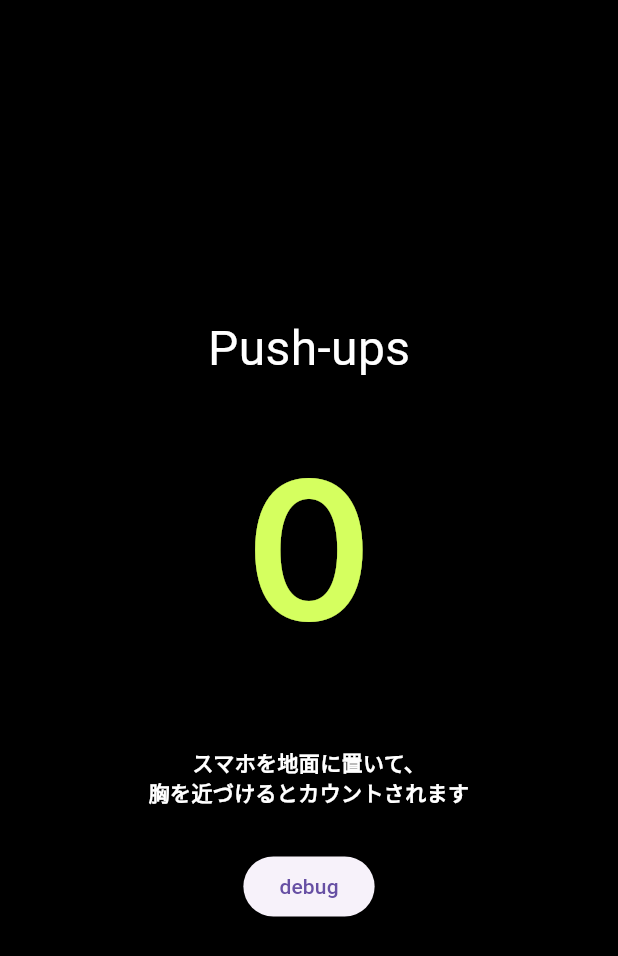
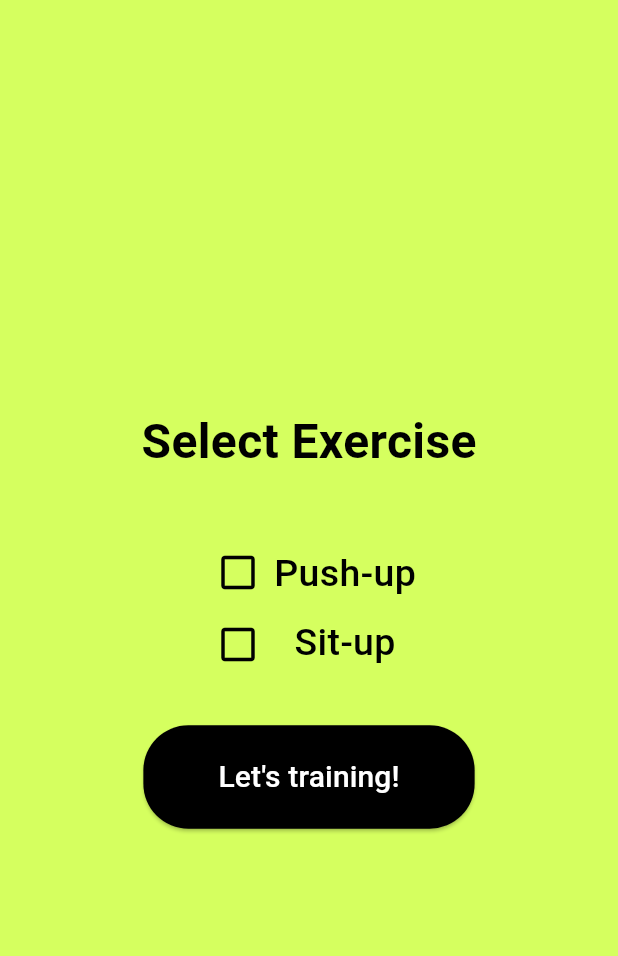
Before and after one commit to itomo2/push-app, a Flutter app: the screen it shows after launch, after a tap on "Start", on a phone screen of 412 x 824 dp. Shown: the top 956 px of the screen. Run offline on Flutter 3.47's test engine with Material 3 defaults, Android fonts, the phone set to English and light mode, and no system bars; our stand-ins replace hive, hive_flutter, table_calendar; missing offline and left inert: proximity_sensor; accounts and stored records are empty; Roboto replaces fonts that are missing (Inter).

Commit message:
種目選択画面を作りました

```diff
--- a/push_app/lib/main.dart
+++ b/push_app/lib/main.dart
@@ -149,6 +149,9 @@ class Calendar extends StatefulWidget { // カレンダー画面（状態を持
 }
 
 class _CalendarState extends State<Calendar> { // Calendar画面の状態管理クラス
+
+
+
   DateTime _focusedDay = DateTime.now(); // 現在フォーカスされている日付
   DateTime? _selectedDay; // 選択された日付（未選択ならnull）
 
@@ -299,7 +302,7 @@ class _CalendarState extends State<Calendar> { // Calendar画面の状態管理
                     Navigator.push(
                       context,
                       MaterialPageRoute(
-                        builder: (context) => const PushUpCounterScreen(), // PushUpCounterScreenへ遷移
+                        builder: (context) => const SelectScreen(), // PushUpCounterScreenへ遷移
                       ),
                     );
                   },
@@ -314,6 +317,87 @@ class _CalendarState extends State<Calendar> { // Calendar画面の状態管理
                 ),
               ],
             ),
+          ),
+        ],
+      ),
+    );
+  }
+}
+
+class SelectScreen extends StatefulWidget { // 運動選択画面（状態を持つ）
+  const SelectScreen({super.key}); // コンストラクタ
+
+  @override
+  State<SelectScreen> createState() => _SelectScreenState(); // 状態管理クラスを生成
+}
+
+class _SelectScreenState extends State<SelectScreen> {// 状態管理クラス
+
+  @override
+  Widget build(BuildContext context) { // 画面のUI構築
+    return Scaffold(
+      backgroundColor: const Color(0xFFD5FF5F), // 背景色を黒に設定
+      body: Column(
+        mainAxisAlignment: MainAxisAlignment.center, // 中央揃え,
+        children: [
+          const Text(
+            'Select Exercise', // タイトル表示
+            style: TextStyle(fontSize: 32, color: Colors.black, fontWeight: FontWeight.w700), // 文字サイズと色
+          ),
+          const SizedBox(height: 40),
+          Row(
+            mainAxisAlignment: MainAxisAlignment.center,
+            children: [
+              Column(
+                children: [
+                  IconButton( // ボタンウィジェット
+                    onPressed: () { // ボタン押下時の処理
+                      //処理を追加
+                    },
+                    icon: const Icon(Icons.check_box_outline_blank, size: 30, color: Colors.black,), // ボタンのラベル)
+                  ),
+                  IconButton( // ボタンウィジェット
+                    onPressed: () { // ボタン押下時の処理
+                      //処理を追加
+                    },
+                    icon: const Icon(Icons.check_box_outline_blank, size: 30, color: Colors.black,), // ボタンのラベル)
+                  ),
+                ],
+              ),
+              Column(
+                children: [
+                  Text(
+                    "Push-up",
+                     style: TextStyle(fontSize: 25, color: Colors.black, fontWeight: FontWeight.w500),
+                  ),
+                  SizedBox(height: 10),
+                  Text("Sit-up",
+                    style: TextStyle(fontSize: 25,
+                    color: Colors.black, fontWeight: FontWeight.w500),
+                  ),
+                ],
+              ),
+            ]
+          ),
+          SizedBox(height: 30),
+          ElevatedButton(
+            style: ElevatedButton.styleFrom(
+              backgroundColor: Colors.black, // ボタンの背景色
+              padding: const EdgeInsets.symmetric(horizontal: 50, vertical: 20), // ボタンの内側の余白
+              shape: RoundedRectangleBorder(
+                borderRadius: BorderRadius.circular(30), // ボタンの角を丸くする
+              ),
+            ),
+            onPressed: () { // ボタン押下時の処理
+              Navigator.push(
+                context,
+                MaterialPageRoute(
+                  builder: (context) => const PushUpCounterScreen(), // PushUpCounterScreenへ遷移
+                ),
+              );
+            },
+            child:
+            const Text("Let's training!",style: TextStyle(fontSize: 20.0,color: Colors.white),), // ボタンのラベル
           ),
         ],
       ),
```
Also changed, not shown: 1 other file.
